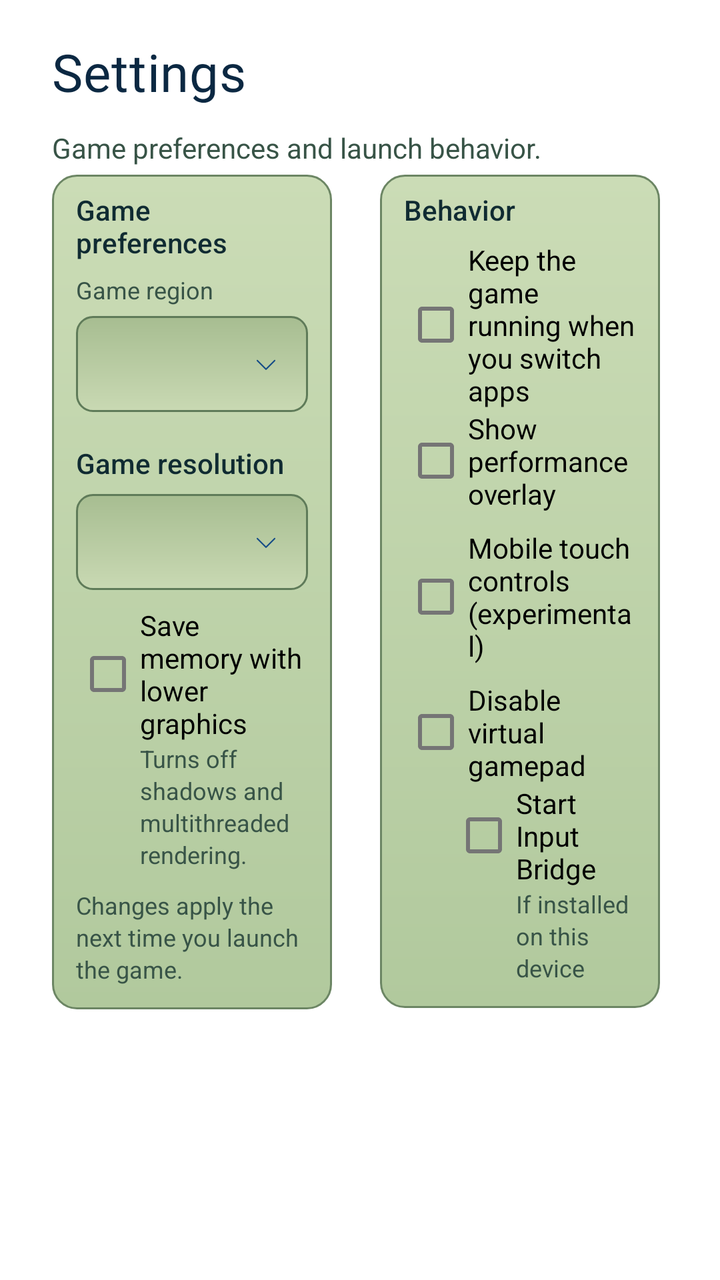
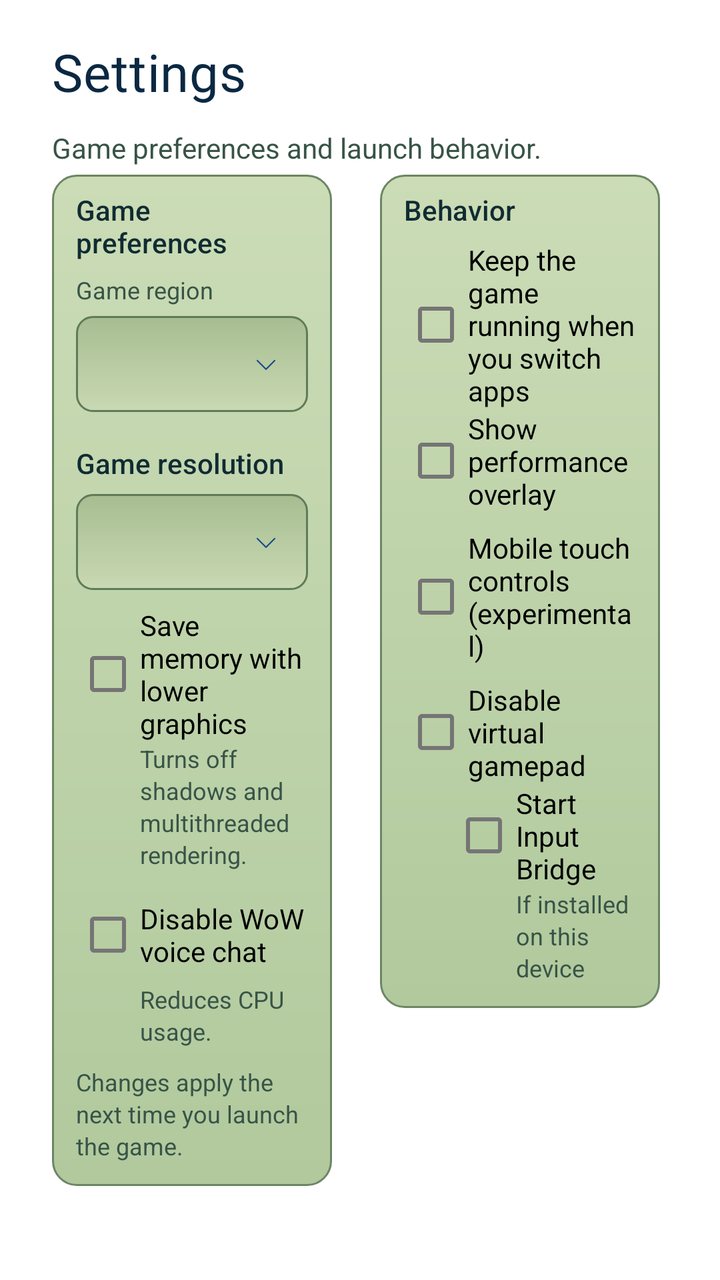

The first picture is an Android layout as it rendered before a commit; the second is the same layout after the commit. The layout source and the unified diff follow.
<!-- AndroidManifest.xml: fallback theme Theme.MaterialComponents.DayNight.NoActionBar -->
<!-- res/layout/fragment_wehavephones_settings.xml -->
<?xml version="1.0" encoding="utf-8"?>
<ScrollView
    xmlns:android="http://schemas.android.com/apk/res/android"
    android:layout_width="match_parent"
    android:layout_height="match_parent"
    android:scrollbars="vertical"
    android:scrollbarStyle="insideInset">
    <LinearLayout
        android:layout_width="match_parent"
        android:layout_height="wrap_content"
        android:orientation="vertical"
        android:paddingLeft="26dp"
        android:paddingRight="26dp"
        android:paddingTop="22dp"
        android:paddingBottom="12dp">
        <TextView
            style="@style/WeHavePhonesScreenTitle"
            android:text="@string/wehavephones_settings_title"
            android:textColor="@color/wehavephones_text_title"
            android:textSize="26sp" />
        <TextView
            style="@style/WeHavePhonesHint"
            android:layout_marginTop="6dp"
            android:text="@string/wehavephones_settings_intro"
            android:textSize="14sp" />
        <LinearLayout
            android:layout_width="match_parent"
            android:layout_height="wrap_content"
            android:orientation="horizontal"
            android:baselineAligned="false"
            android:layout_marginTop="4dp">
            <LinearLayout
                android:layout_width="0dp"
                android:layout_height="wrap_content"
                android:layout_weight="1"
                android:layout_marginRight="12dp"
                android:orientation="vertical"
                android:background="@drawable/wehavephones_card_background"
                android:paddingLeft="12dp"
                android:paddingRight="12dp"
                android:paddingTop="8dp"
                android:paddingBottom="12dp">
                <TextView
                    style="@style/WeHavePhonesSectionLabel"
                    android:layout_marginTop="0dp"
                    android:text="@string/wehavephones_settings_game_preferences" />
                <TextView
                    style="@style/WeHavePhonesHint"
                    android:text="@string/wehavephones_setup_region"
                    android:layout_marginBottom="5dp" />
                <Spinner
                    android:id="@+id/SPSettingsRegion"
                    android:layout_width="match_parent"
                    android:layout_height="48dp"
                    android:background="@drawable/wehavephones_dropdown"
                    android:contentDescription="@string/wehavephones_setup_region" />
                <TextView
                    style="@style/WeHavePhonesSectionLabel"
                    android:text="@string/wehavephones_settings_resolution_title" />
                <Spinner
                    android:id="@+id/SPGameResolution"
                    android:layout_width="match_parent"
                    android:layout_height="48dp"
                    android:background="@drawable/wehavephones_dropdown"
                    android:contentDescription="@string/wehavephones_settings_resolution_title" />
                <CheckBox
                    android:id="@+id/CBSaveMemory"
                    android:layout_width="match_parent"
                    android:layout_height="wrap_content"
                    android:layout_marginTop="8dp"
                    android:text="@string/wehavephones_settings_save_memory" />
                <TextView
                    style="@style/WeHavePhonesHint"
                    android:layout_marginLeft="32dp"
                    android:text="@string/wehavephones_settings_save_memory_hint" />
                <TextView
                    style="@style/WeHavePhonesHint"
                    android:layout_marginTop="9dp"
                    android:text="@string/wehavephones_settings_region_hint" />
            </LinearLayout>
            <LinearLayout
                android:layout_width="0dp"
                android:layout_height="wrap_content"
                android:layout_weight="1"
                android:layout_marginLeft="12dp"
                android:orientation="vertical"
                android:background="@drawable/wehavephones_card_background"
                android:paddingLeft="12dp"
                android:paddingRight="12dp"
                android:paddingTop="8dp"
                android:paddingBottom="12dp">
                <TextView
                    style="@style/WeHavePhonesSectionLabel"
                    android:layout_marginTop="0dp"
                    android:text="@string/wehavephones_settings_behavior_title" />
                <CheckBox
                    android:id="@+id/CBKeepRunningInBackground"
                    android:layout_width="match_parent"
                    android:layout_height="wrap_content"
                    android:text="@string/wehavephones_settings_keep_running" />
                <CheckBox
                    android:id="@+id/CBPerformanceOverlay"
                    android:layout_width="match_parent"
                    android:layout_height="wrap_content"
                    android:text="@string/wehavephones_settings_performance_overlay" />
                <CheckBox
                    android:id="@+id/CBMobileTouch"
                    android:layout_width="match_parent"
                    android:layout_height="wrap_content"
                    android:layout_marginTop="8dp"
                    android:text="@string/wehavephones_settings_mobile_touch" />
                <CheckBox
                    android:id="@+id/CBDisableVirtualGamepad"
                    android:layout_width="match_parent"
                    android:layout_height="wrap_content"
                    android:layout_marginTop="8dp"
                    android:text="@string/wehavephones_settings_disable_virtual_gamepad" />
                <CheckBox
                    android:id="@+id/CBStartInputBridge"
                    android:layout_width="match_parent"
                    android:layout_height="wrap_content"
                    android:layout_marginLeft="24dp"
                    android:text="@string/wehavephones_settings_input_bridge" />
                <TextView
                    style="@style/WeHavePhonesHint"
                    android:layout_marginLeft="56dp"
                    android:text="@string/wehavephones_settings_input_bridge_hint" />
            </LinearLayout>
        </LinearLayout>
    </LinearLayout>
</ScrollView>
<!-- resources referenced by this layout -->
<resources>
  <color name="wehavephones_text_title">#0B2842</color>
  <!-- drawable wehavephones_dropdown (drawable) -->
  <?xml version="1.0" encoding="utf-8"?>
  <layer-list
      xmlns:android="http://schemas.android.com/apk/res/android">
      <item
          android:drawable="@drawable/wehavephones_field" />
      <item
          android:drawable="@drawable/wehavephones_ic_chevron_down"
          android:gravity="end|center_vertical"
          android:right="14dp" />
  </layer-list>
  <string name="wehavephones_settings_behavior_title">Behavior</string>
  <string name="wehavephones_settings_disable_virtual_gamepad">Disable virtual gamepad</string>
  <string name="wehavephones_settings_game_preferences">Game preferences</string>
  <string name="wehavephones_settings_input_bridge">Start Input Bridge</string>
  <string name="wehavephones_settings_input_bridge_hint">If installed on this device</string>
  <string name="wehavephones_settings_intro">Game preferences and launch behavior.</string>
  <string name="wehavephones_settings_keep_running">Keep the game running when you switch apps</string>
  <string name="wehavephones_settings_mobile_touch">Mobile touch controls (experimental)</string>
  <string name="wehavephones_settings_performance_overlay">Show performance overlay</string>
  <string name="wehavephones_settings_region_hint">Changes apply the next time you launch the game.</string>
  <string name="wehavephones_settings_resolution_title">Game resolution</string>
  <string name="wehavephones_settings_save_memory">Save memory with lower graphics</string>
  <string name="wehavephones_settings_save_memory_hint">Turns off shadows and multithreaded rendering.</string>
  <string name="wehavephones_settings_title">Settings</string>
  <string name="wehavephones_setup_region">Game region</string>
  <style name="WeHavePhonesHint">
          <item name="android:layout_width">match_parent</item>
          <item name="android:layout_height">wrap_content</item>
          <item name="android:textColor">@color/wehavephones_text_dim</item>
          <item name="android:textSize">12sp</item>
          <item name="android:lineSpacingExtra">2dp</item>
      </style>
  <style name="WeHavePhonesScreenTitle" parent="WeHavePhonesHeader">
          <item name="android:gravity">start</item>
          <item name="android:textSize">26sp</item>
          <item name="android:layout_marginBottom">6dp</item>
          <item name="android:letterSpacing">0.01</item>
      </style>
  <!-- drawable wehavephones_field (drawable) -->
  <?xml version="1.0" encoding="utf-8"?>
  <shape
      xmlns:android="http://schemas.android.com/apk/res/android"
      android:shape="rectangle">
      <corners
          android:radius="8dp" />
      <gradient
          android:angle="270"
          android:startColor="#A7BD91"
          android:endColor="#C9D9B3" />
      <stroke
          android:width="1dp"
          android:color="#5F7B59" />
  </shape>
  <color name="wehavephones_text_dim">#385447</color>
  <style name="WeHavePhonesHeader">
          <item name="android:layout_width">match_parent</item>
          <item name="android:layout_height">wrap_content</item>
          <item name="android:fontFamily">@font/wehavephones_lcd</item>
          <item name="android:textColor">@color/wehavephones_text_title</item>
          <item name="android:textSize">28sp</item>
          <item name="android:includeFontPadding">false</item>
      </style>
  <color name="wehavephones_text">#102B32</color>
  <color name="wehavephones_accent">#164C87</color>
  <!-- unchanged entries left out for length: 3 -->
</resources>

<!-- the commit's change to res/layout/fragment_wehavephones_settings.xml (unified diff, before → after) -->
@@ -73,6 +73,16 @@
                     style="@style/WeHavePhonesHint"
                     android:layout_marginLeft="32dp"
                     android:text="@string/wehavephones_settings_save_memory_hint" />
+                <CheckBox
+                    android:id="@+id/CBDisableWowVoiceChat"
+                    android:layout_width="match_parent"
+                    android:layout_height="wrap_content"
+                    android:layout_marginTop="8dp"
+                    android:text="@string/wehavephones_settings_disable_wow_voice_chat" />
+                <TextView
+                    style="@style/WeHavePhonesHint"
+                    android:layout_marginLeft="32dp"
+                    android:text="@string/wehavephones_settings_disable_wow_voice_chat_hint" />
                 <TextView
                     style="@style/WeHavePhonesHint"
                     android:layout_marginTop="9dp"
<!-- resource entries referenced after the edit -->
@@ -14,6 +14,8 @@
   </layer-list>
   <string name="wehavephones_settings_behavior_title">Behavior</string>
   <string name="wehavephones_settings_disable_virtual_gamepad">Disable virtual gamepad</string>
+  <string name="wehavephones_settings_disable_wow_voice_chat">Disable WoW voice chat</string>
+  <string name="wehavephones_settings_disable_wow_voice_chat_hint">Reduces CPU usage.</string>
   <string name="wehavephones_settings_game_preferences">Game preferences</string>
   <string name="wehavephones_settings_input_bridge">Start Input Bridge</string>
   <string name="wehavephones_settings_input_bridge_hint">If installed on this device</string>
